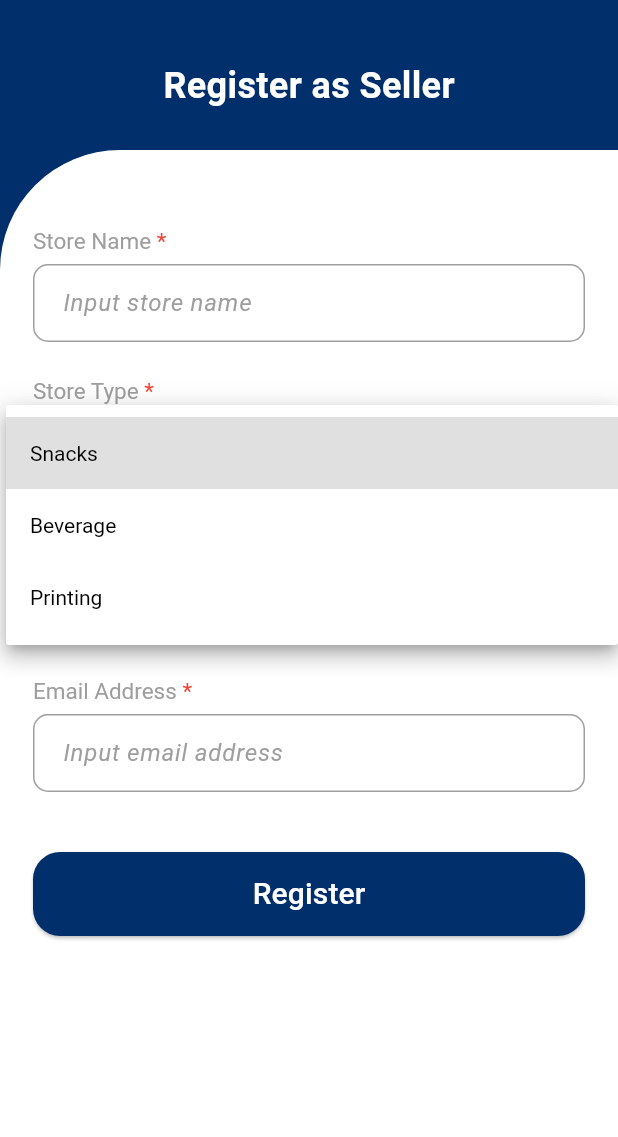
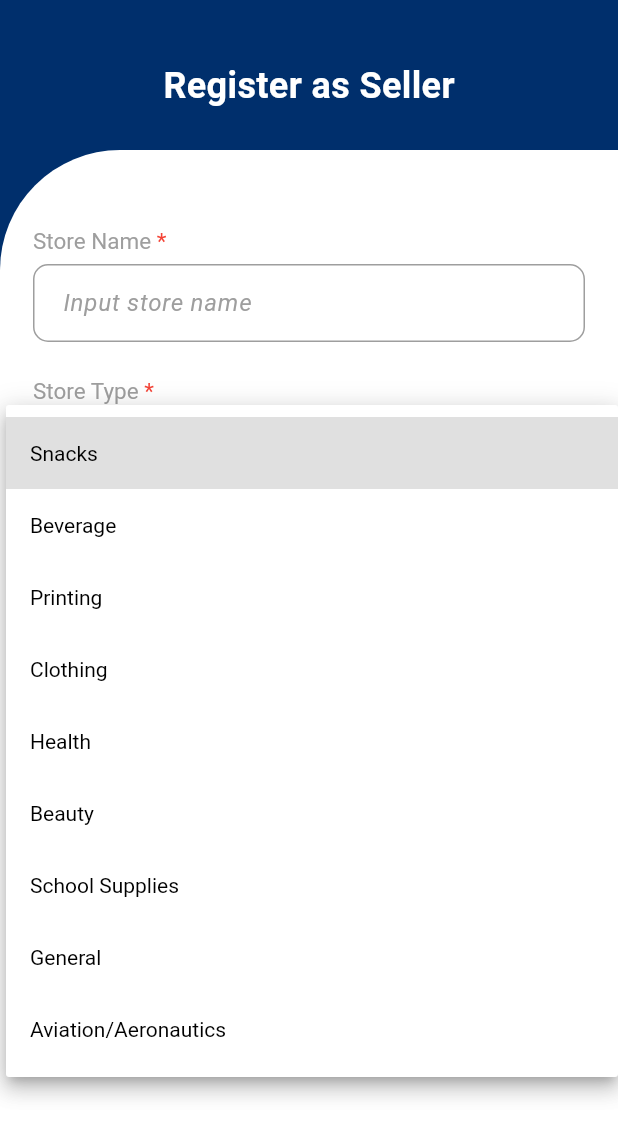
Before and after one commit to bearface4/Aerofind, a Flutter app: the SellerRegistrationScreen screen opened by its route, after a tap on "Select store type", on a phone screen of 412 x 824 dp. Shown: the top 1137 px of the screen. Run offline on Flutter 3.47's test engine with Material 3 defaults, Android fonts, the phone set to English and light mode, and no system bars; our stand-ins replace geocoding, google_fonts, google_maps_flutter, location, lottie, shared_preferences; accounts and stored records are empty.

```diff
--- a/lib/screens/consumer/consumer_store_viewer.dart
+++ b/lib/screens/consumer/consumer_store_viewer.dart
@@ -1,5 +1,3 @@
-// Updated ConsumerStoreViewer with Add to Cart functionality and access_token
-
 import 'dart:convert';
 import 'package:flutter/material.dart';
 import 'package:google_fonts/google_fonts.dart';
@@ -144,7 +142,8 @@ class _ConsumerStoreViewerState extends State<ConsumerStoreViewer> {
                               imageUrl: imageUrl,
                               name: item['name'] ?? 'Unknown',
                               price: '₱${item['price'] ?? '0'}',
-                              rating: (item['rating']?.toString() ?? '4.0'),
+                              rating:
+                                  (item['average_rating']?.toString() ?? '4.0'),
                               onAddToCart:
                                   () => addToCart(item['id'], item['name']),
                             );
--- a/lib/screens/seller/seller_registration_screen.dart
+++ b/lib/screens/seller/seller_registration_screen.dart
@@ -222,7 +222,32 @@ class _SellerRegistrationScreenState extends State<SellerRegistrationScreen> {
                                 value: 'Printing',
                                 child: Text('Printing'),
                               ),
+                              DropdownMenuItem(
+                                value: 'Clothing',
+                                child: Text('Clothing'),
+                              ),
+                              DropdownMenuItem(
+                                value: 'Health',
+                                child: Text('Health'),
+                              ),
+                              DropdownMenuItem(
+                                value: 'Beauty',
+                                child: Text('Beauty'),
+                              ),
+                              DropdownMenuItem(
+                                value: 'School Supplies',
+                                child: Text('School Supplies'),
+                              ),
+                              DropdownMenuItem(
+                                value: 'General',
+                                child: Text('General'),
+                              ),
+                              DropdownMenuItem(
+                                value: 'Aviation/Aeronautics',
+                                child: Text('Aviation/Aeronautics'),
+                              ),
                             ],
+
                             onChanged:
                                 (val) =>
                                     setState(() => _selectedStoreType = val),
```
Also changed, not shown: lib/screens/consumer/consumer_home_page.dart (+38 -15 lines), assets/avia.png (added).
